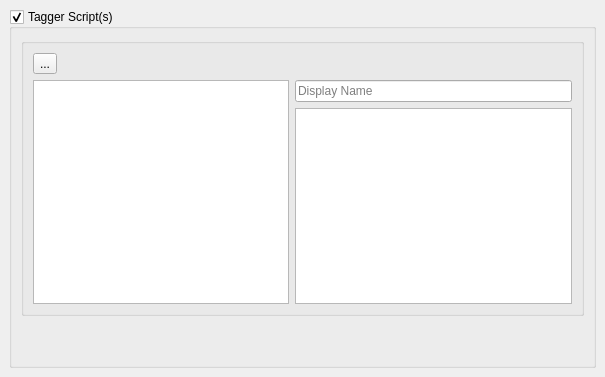
Old version of the form ui/options_script.ui in the repository metabrainz/picard.
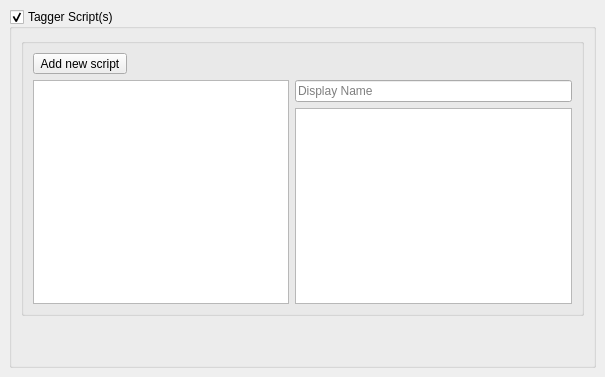
New version of the form.

Commit message: add new script button is now text only

```diff
--- a/ui/options_script.ui
+++ b/ui/options_script.ui
@@ -57,7 +57,10 @@
             <string>Add script</string>
            </property>
            <property name="text">
-            <string>...</string>
+            <string>Add new script</string>
+           </property>
+           <property name="toolButtonStyle">
+            <enum>Qt::ToolButtonTextOnly</enum>
            </property>
            <property name="autoRaise">
             <bool>false</bool>
```
Left out of the diff: 2 changed lines with no effect on the pictures. The commit also changes 3 other files.
